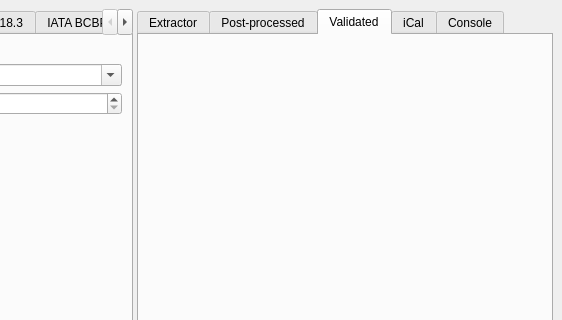
KDE/kitinerary-workbench, file src/mainwindow.ui: the form before one commit; both pictures show x 419 to 981 and y 0 to 320 of the 981 by 689 pixel window.
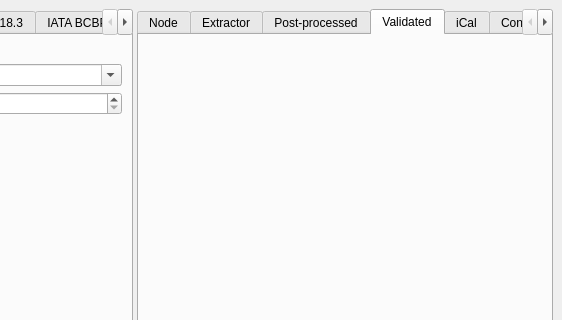
The form after the commit. Icons and pictures are not drawn. Custom widgets are drawn as their Qt base class.

Commit message: Allow to show intermediate extractor results per document node

```diff
--- a/src/mainwindow.ui
+++ b/src/mainwindow.ui
@@ -237,6 +237,11 @@
        <property name="currentIndex">
         <number>2</number>
        </property>
+       <widget class="QWidget" name="nodeResultTab">
+        <attribute name="title">
+         <string>Node</string>
+        </attribute>
+       </widget>
        <widget class="QWidget" name="outputTab">
         <attribute name="title">
          <string>Extractor</string>
```
Left out of the diff: 2 changed lines with no effect on the pictures. The commit also changes 2 other files.
